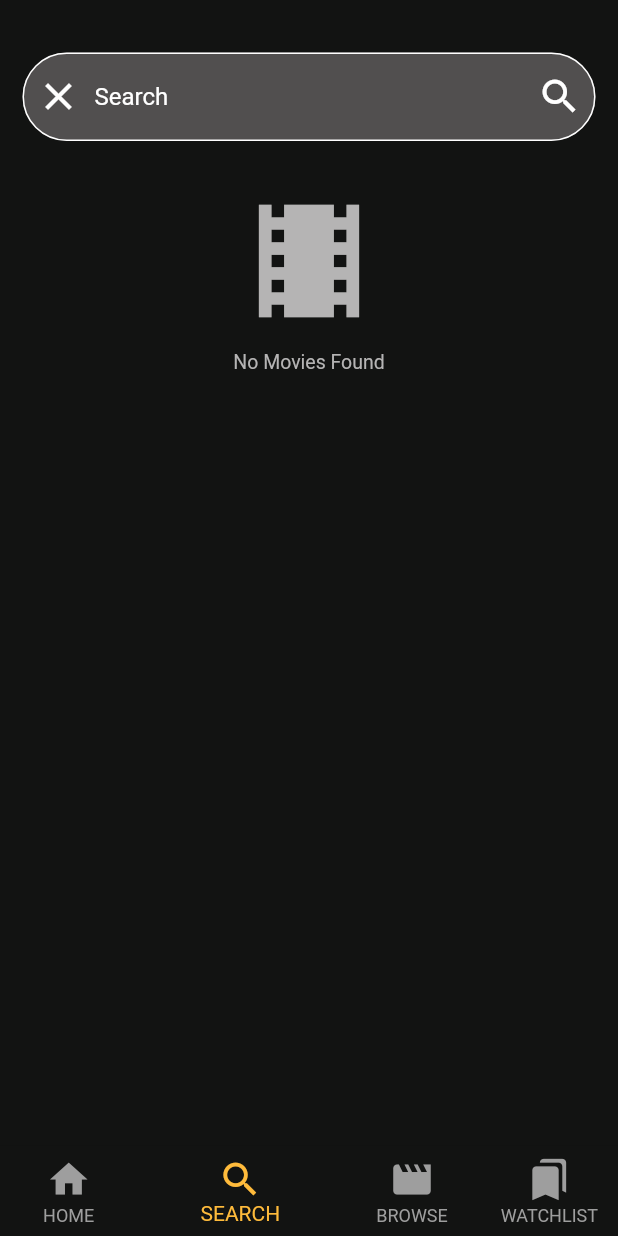
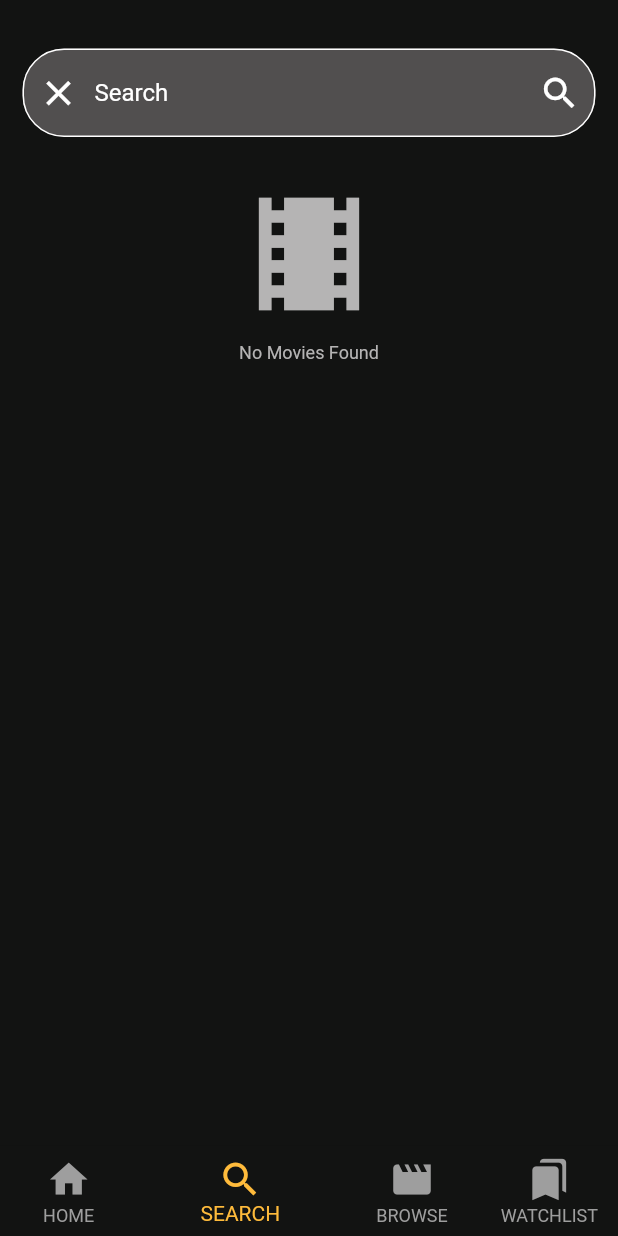
Before and after one commit to heshamgasser/movies_app, a Flutter app: the screen it shows after launch, item 2 of the bottom bar chosen, on a phone screen of 412 x 824 dp. Run offline on Flutter 3.47's test engine with Material 2 defaults, Android fonts, the phone set to English and light mode, and no system bars; our stand-ins replace bloc, cached_network_image, carousel_slider, cloud_firestore, firebase_core, flutter_bloc and 1 more; accounts and stored records are empty; network calls fail.

Commit message:
handle dimensions

```diff
--- a/lib/main.dart
+++ b/lib/main.dart
@@ -22,7 +22,7 @@ class MoviesApp extends StatelessWidget {
   @override
   Widget build(BuildContext context) {
     return ScreenUtilInit(
-      designSize:  Size(MediaQuery.of(context).size.width, MediaQuery.of(context).size.height),
+      designSize:  Size(412, 892),
       minTextAdapt: true,
       splitScreenMode: true,
       builder:(context, child) {
--- a/lib/screens/home_screen/home_screen.dart
+++ b/lib/screens/home_screen/home_screen.dart
@@ -29,7 +29,7 @@ class HomeScreen extends StatelessWidget {
       builder: (context, state) {
         return ListView(
           children: [
-            HomeScreenCubit.get(context).popularResults.isEmpty ? Center(child: CircularProgressIndicator(),) : PopularMoviesWidget(),
+            HomeScreenCubit.get(context).popularResults.isEmpty ? Center(child: CircularProgressIndicator()) : PopularMoviesWidget(),
             SizedBox(height: 80.h),
             ComingSoonMovies(),
             SizedBox(height: 20.h),
--- a/lib/screens/home_screen/widgets/coming_soon_movies.dart
+++ b/lib/screens/home_screen/widgets/coming_soon_movies.dart
@@ -13,7 +13,7 @@ class ComingSoonMovies extends StatelessWidget {
   @override
   Widget build(BuildContext context) {
     return Container(
-      height: 187.h,
+      height: 200.h,
       color: containerColor,
       child: Column(
         crossAxisAlignment: CrossAxisAlignment.stretch,
--- a/lib/screens/home_screen/widgets/movie_poster_widget.dart
+++ b/lib/screens/home_screen/widgets/movie_poster_widget.dart
@@ -62,7 +62,8 @@ class MoviePosterWidget extends StatelessWidget {
                 Text(
                   releaseDate,
                   style: TextStyle(fontSize: 10.sp, color: Colors.grey),
-                )
+                ),
+                SizedBox(height: 5.h),
               ],
             ),
           ),
--- a/lib/screens/home_screen/widgets/top_rated_widget.dart
+++ b/lib/screens/home_screen/widgets/top_rated_widget.dart
@@ -13,7 +13,7 @@ class TopRatedWidget extends StatelessWidget {
   @override
   Widget build(BuildContext context) {
     return  Container(
-      height: 187.h,
+      height: 200.h,
       color: containerColor,
       child: Column(
         crossAxisAlignment: CrossAxisAlignment.stretch,
--- a/lib/screens/movie_detail_screen/movie_detail_screen.dart
+++ b/lib/screens/movie_detail_screen/movie_detail_screen.dart
@@ -158,7 +158,7 @@ class MovieDetailScreen extends StatelessWidget {
                         ),
                       ],
                     ),
-              SizedBox(height: 18.h),
+              SizedBox(height: 30.h),
               Expanded(child: SimilarMoviesWidget(arg.movieId)),
             ],
           ),
```
Also changed, not shown: lib/screens/movie_detail_screen/widgets/similar_movie_widget.dart (+5 -2 lines).
